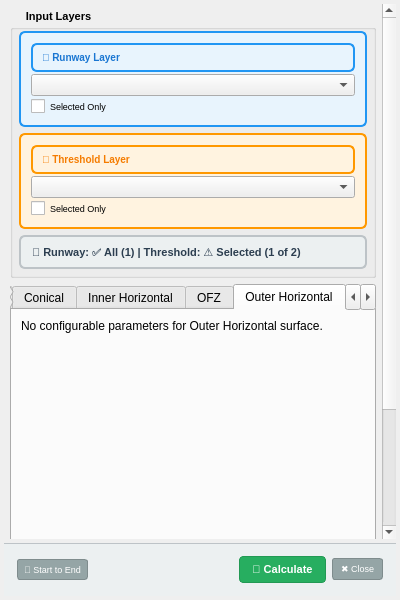
Above: qols/qols_panel_base.ui from FLYGHT7/qOLS before the change. Below: the same form after it.
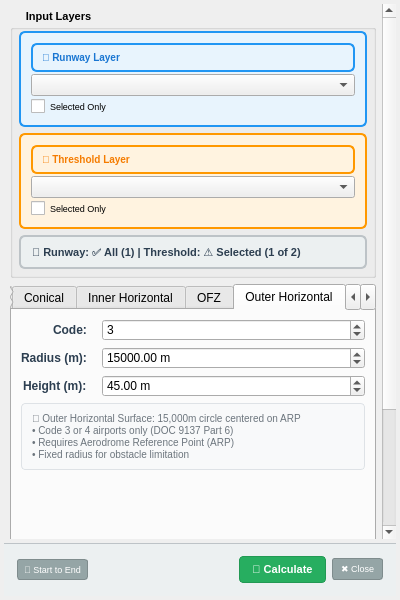
That is the form after the change. The open tabs and pages were chosen to show the change. Custom widgets are drawn as their Qt base class.

Commit message: Enhance Outer Horizontal Surface parameters and UI elements for better user interaction and compliance with DOC 9137 Part 6

The edit to the form file:
```diff
--- a/qols/qols_panel_base.ui
+++ b/qols/qols_panel_base.ui
@@ -799,10 +799,115 @@
         <string>Outer Horizontal</string>
        </attribute>
        <layout class="QFormLayout" name="formLayout_outer_horizontal">
+        <property name="fieldGrowthPolicy">
+         <enum>QFormLayout::AllNonFixedFieldsGrow</enum>
+        </property>
+        <property name="labelAlignment">
+         <set>Qt::AlignRight|Qt::AlignVCenter</set>
+        </property>
+        <property name="horizontalSpacing">
+         <number>15</number>
+        </property>
+        <property name="verticalSpacing">
+         <number>6</number>
+        </property>
         <item row="0" column="0">
+         <widget class="QLabel" name="label_code_outer">
+          <property name="text">
+           <string>Code:</string>
+          </property>
+          <property name="styleSheet">
+           <string>font-weight: bold; font-size: 12px; color: #2c3e50;</string>
+          </property>
+         </widget>
+        </item>
+        <item row="0" column="1">
+         <widget class="QSpinBox" name="spin_code_outer">
+          <property name="minimum">
+           <number>1</number>
+          </property>
+          <property name="maximum">
+           <number>4</number>
+          </property>
+          <property name="value">
+           <number>3</number>
+          </property>
+          <property name="toolTip">
+           <string>Aerodrome code number (3 or 4 for outer horizontal surface per DOC 9137)</string>
+          </property>
+         </widget>
+        </item>
+        <item row="1" column="0">
+         <widget class="QLabel" name="label_radius_outer">
+          <property name="text">
+           <string>Radius (m):</string>
+          </property>
+          <property name="styleSheet">
+           <string>font-weight: bold; font-size: 12px; color: #2c3e50;</string>
+          </property>
+         </widget>
+        </item>
+        <item row="1" column="1">
+         <widget class="QDoubleSpinBox" name="spin_radius_outer">
+          <property name="minimum">
+           <double>1000.0</double>
+          </property>
+          <property name="maximum">
+           <double>20000.0</double>
+          </property>
+          <property name="value">
+           <double>15000.0</double>
+          </property>
+          <property name="suffix">
+           <string> m</string>
+          </property>
+          <property name="toolTip">
+           <string>Outer horizontal surface radius: 15,000 m for code 3 or 4 (DOC 9137 Part 6)</string>
+          </property>
+         </widget>
+        </item>
+        <item row="2" column="0">
+         <widget class="QLabel" name="label_height_outer">
+          <property name="text">
+           <string>Height (m):</string>
+          </property>
+          <property name="styleSheet">
+           <string>font-weight: bold; font-size: 12px; color: #2c3e50;</string>
+          </property>
+         </widget>
+        </item>
+        <item row="2" column="1">
+         <widget class="QDoubleSpinBox" name="spin_height_outer">
+          <property name="minimum">
+           <double>0.0</double>
+          </property>
+          <property name="maximum">
+           <double>500.0</double>
+          </property>
+          <property name="value">
+           <double>45.0</double>
+          </property>
+          <property name="suffix">
+           <string> m</string>
+          </property>
+          <property name="toolTip">
+           <string>Height above aerodrome elevation (45m for code 3/4 per ICAO standards)</string>
+          </property>
+         </widget>
+        </item>
+        <item row="3" column="0" colspan="2">
          <widget class="QLabel" name="label_info_outer">
           <property name="text">
-           <string>No configurable parameters for Outer Horizontal surface.</string>
+           <string>📍 Outer Horizontal Surface: 15,000m circle centered on ARP
+• Code 3 or 4 airports only (DOC 9137 Part 6)
+• Requires Aerodrome Reference Point (ARP)
+• Fixed radius for obstacle limitation</string>
+          </property>
+          <property name="styleSheet">
+           <string>color: #6c757d; font-size: 10px; padding: 8px; background-color: #f8f9fa; border-radius: 4px; border: 1px solid #dee2e6;</string>
+          </property>
+          <property name="wordWrap">
+           <bool>true</bool>
           </property>
          </widget>
         </item>
```
The commit also changes 2 other files.
